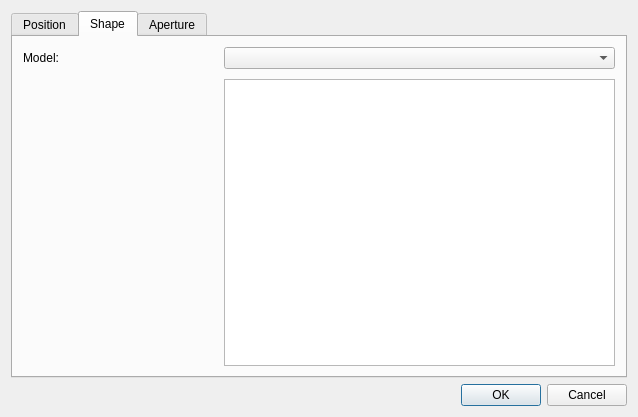
CST-Modelling-Tools/TonatiuhPP, file source/application/widgets/SunDialog.ui: the form before one commit.
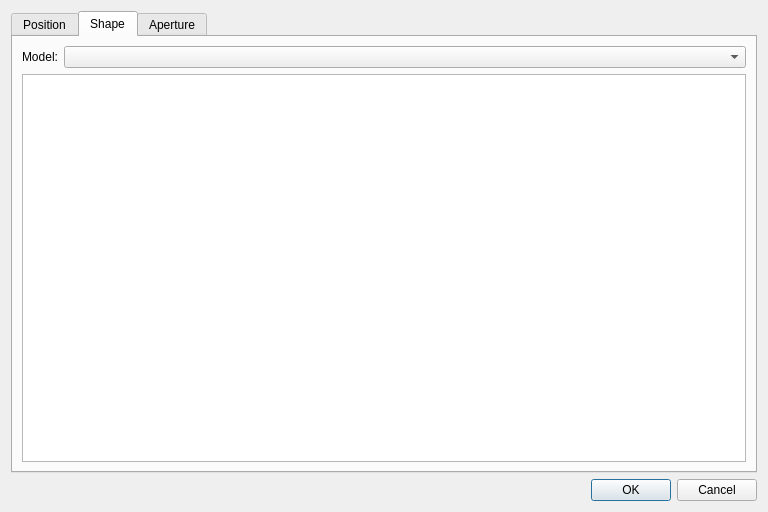
The form after the commit. The open tabs and pages were chosen to show the change. Custom widgets are drawn as their Qt base class.

What changed in the file:
```diff
--- a/source/application/widgets/SunDialog.ui
+++ b/source/application/widgets/SunDialog.ui
@@ -6,8 +6,8 @@
    <rect>
     <x>0</x>
     <y>0</y>
-    <width>638</width>
-    <height>417</height>
+    <width>768</width>
+    <height>512</height>
    </rect>
   </property>
   <property name="maximumSize">
@@ -25,12 +25,6 @@
   <layout class="QVBoxLayout" name="verticalLayout">
    <item>
     <widget class="QTabWidget" name="tabWidget">
-     <property name="sizePolicy">
-      <sizepolicy hsizetype="Expanding" vsizetype="Expanding">
-       <horstretch>0</horstretch>
-       <verstretch>0</verstretch>
-      </sizepolicy>
-     </property>
      <property name="currentIndex">
       <number>0</number>
      </property>
@@ -125,41 +119,27 @@
       <attribute name="title">
        <string>Shape</string>
       </attribute>
-      <layout class="QGridLayout" name="sunShpeLayout">
-       <property name="leftMargin">
-        <number>10</number>
-       </property>
-       <property name="topMargin">
-        <number>10</number>
-       </property>
-       <property name="rightMargin">
-        <number>10</number>
-       </property>
-       <property name="bottomMargin">
-        <number>10</number>
-       </property>
+      <layout class="QVBoxLayout" name="verticalLayout_3">
        <property name="spacing">
-        <number>10</number>
+        <number>6</number>
        </property>
-       <item row="0" column="1" colspan="2">
-        <widget class="QComboBox" name="sunshapeCombo"/>
+       <item>
+        <layout class="QHBoxLayout" name="horizontalLayout" stretch="0,1">
+         <item>
+          <widget class="QLabel" name="sunshapeTypeLabel">
+           <property name="text">
+            <string>Model:</string>
+           </property>
+          </widget>
+         </item>
+         <item>
+          <widget class="QComboBox" name="sunshapeCombo"/>
+         </item>
+        </layout>
        </item>
-       <item row="2" column="1" colspan="2">
+       <item>
         <widget class="ParametersView" name="sunshapeParameters"/>
        </item>
-       <item row="0" column="0">
-        <widget class="QLabel" name="sunshapeTypeLabel">
-         <property name="minimumSize">
-          <size>
-           <width>0</width>
-           <height>0</height>
-          </size>
-         </property>
-         <property name="text">
-          <string>Model:</string>
-         </property>
-        </widget>
-       </item>
       </layout>
      </widget>
      <widget class="QWidget" name="areaTab">
```
Left out of the diff: 40 changed lines with no effect on the pictures.
